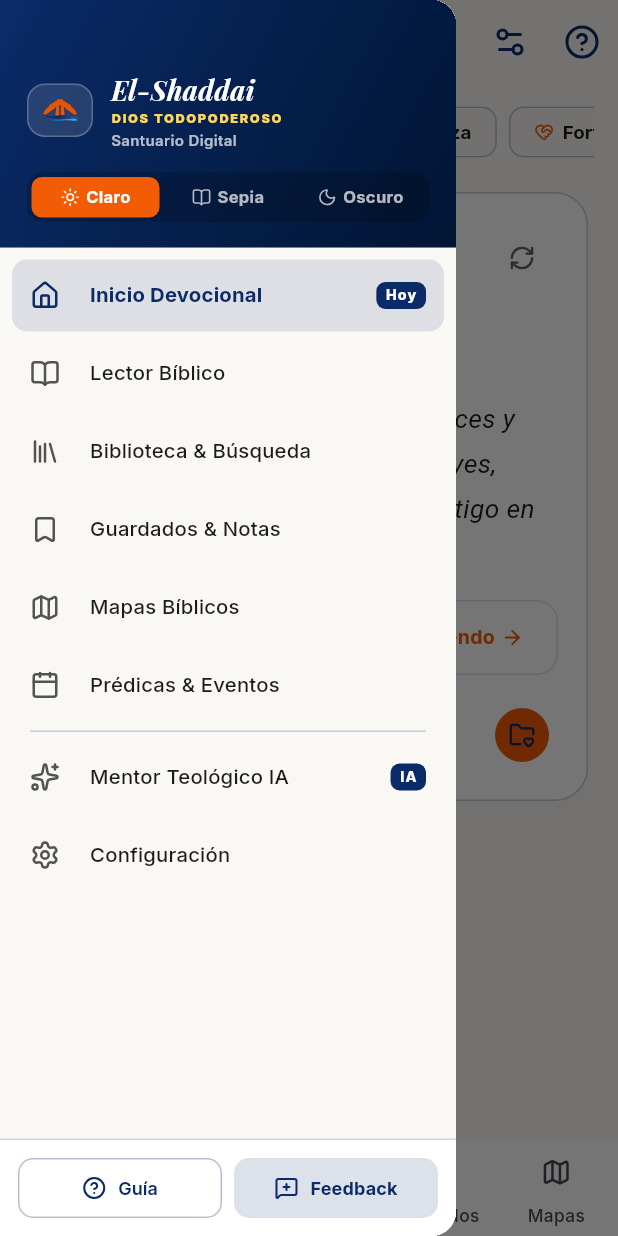
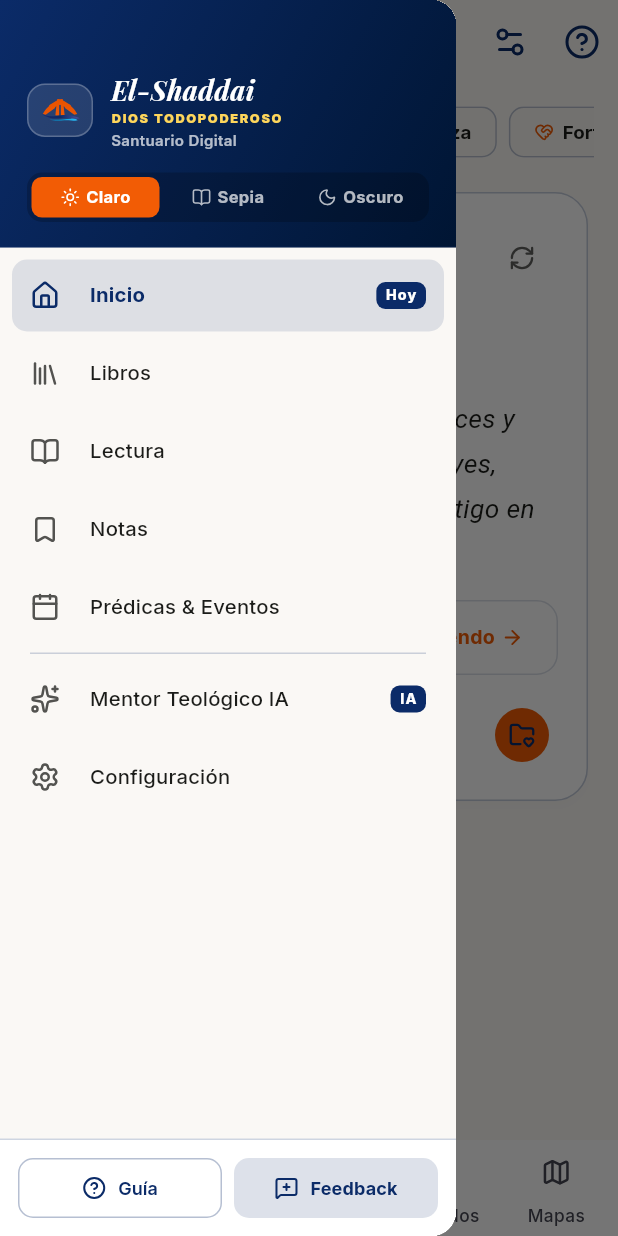
Before and after one commit to csarini/Bible-AI, a Flutter app: the SanctuaryMainShell screen opened directly with empty values, with the side drawer open, on a phone screen of 412 x 824 dp. Run offline on Flutter 3.47's test engine with Material 3 defaults, Android fonts, the phone set to English and light mode, and no system bars; our stand-ins replace drift, flutter_riverpod, google_fonts, lucide_icons_flutter, share_plus; missing offline and left inert: home_widget; accounts and stored records are empty; generated files the repository leaves out were written again; network calls fail; Roboto replaces fonts that are missing (Literata).

Commit message:
se realizan ajustes

```diff
--- a/flutter/lib/features/home/presentation/views/sanctuary_home_view.dart
+++ b/flutter/lib/features/home/presentation/views/sanctuary_home_view.dart
@@ -201,7 +201,7 @@ class _SanctuaryHomeViewState extends ConsumerState<SanctuaryHomeView> {
             ),
             const SizedBox(width: 8),
             Text(
-              'Santuario Digital',
+              '',
               style: GoogleFonts.inter(
                 fontWeight: FontWeight.w800,
                 fontSize: 17,
--- a/flutter/lib/features/shell/presentation/views/sanctuary_main_shell.dart
+++ b/flutter/lib/features/shell/presentation/views/sanctuary_main_shell.dart
@@ -313,37 +313,30 @@ class SanctuaryMainShell extends ConsumerWidget {
                     context,
                     index: 0,
                     icon: LucideIcons.home,
-                    title: 'Inicio Devocional',
+                    title: 'Inicio',
                     badge: 'Hoy',
+                  ),
+                  _buildDrawerItem(
+                    ref,
+                    context,
+                    index: 2,
+                    icon: LucideIcons.library,
+                    title: 'Libros',
                   ),
                   _buildDrawerItem(
                     ref,
                     context,
                     index: 1,
                     icon: LucideIcons.bookOpen,
-                    title: 'Lector Bíblico',
-                  ),
-                  _buildDrawerItem(
-                    ref,
-                    context,
-                    index: 2,
-                    icon: LucideIcons.library,
-                    title: 'Biblioteca & Búsqueda',
+                    title: 'Lectura',
                   ),
                   _buildDrawerItem(
                     ref,
                     context,
                     index: 3,
                     icon: LucideIcons.bookmark,
-                    title: 'Guardados & Notas',
+                    title: 'Notas',
                     badge: bookmarksCount > 0 ? '$bookmarksCount' : null,
-                  ),
-                  _buildDrawerItem(
-                    ref,
-                    context,
-                    index: 4,
-                    icon: LucideIcons.map,
-                    title: 'Mapas Bíblicos',
                   ),
                   _buildDrawerItem(
                     ref,
--- a/flutter/lib/shared/widgets/sanctuary_church_logo.dart
+++ b/flutter/lib/shared/widgets/sanctuary_church_logo.dart
@@ -170,7 +170,7 @@ class _ElShaddaiEmblemPainter extends CustomPainter {
           SanctuaryColors.cyanAccent,
           Color(0xFF38BDF8),
         ],
-      ).createShader(const Rect.fromLTWH(0, 0, w, h))
+      ).createShader(Rect.fromLTWH(0, 0, w, h))
       ..style = PaintingStyle.fill;
 
     // Scale reference coordinates 500x350
```
